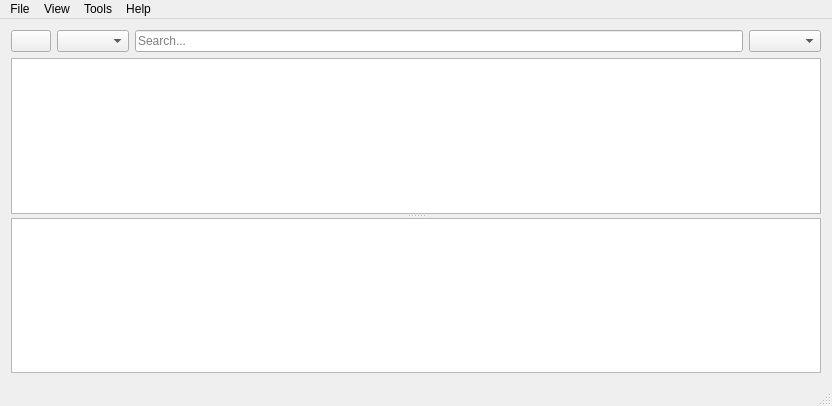
Before: the Qt Designer form kawaii-fi/src/ui/mainwindow.ui in zatchl/kawaii-fi, drawn with Qt 5.
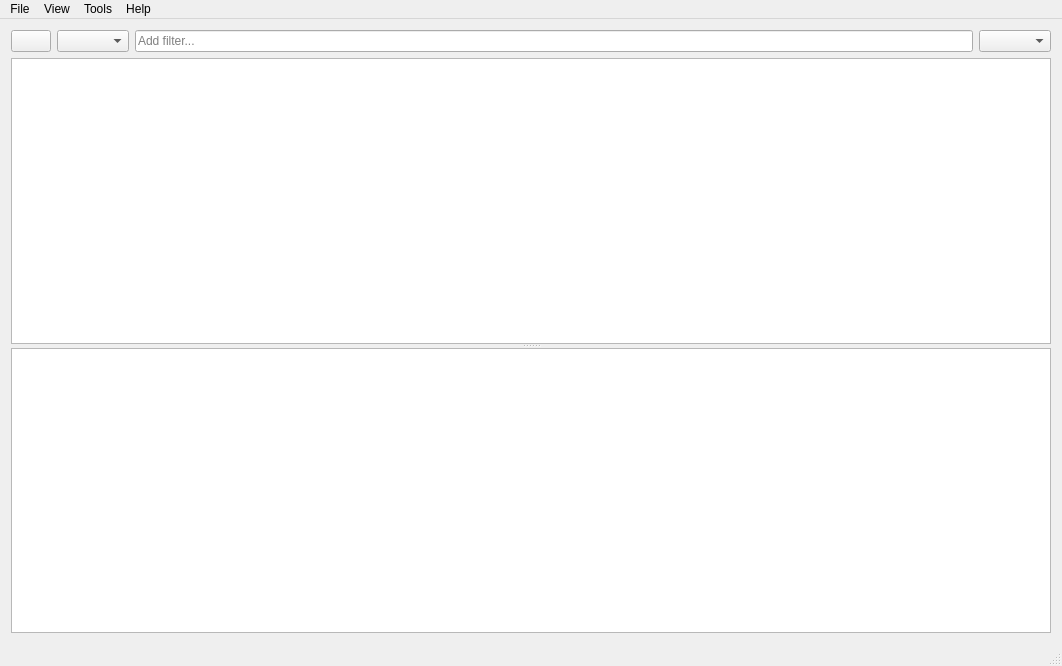
After: the same form once the commit is applied. Custom widgets are drawn as their Qt base class.

Commit message: Change filter placeholder text to 'Add filter...'

The edit to the form file:
```diff
--- a/kawaii-fi/src/ui/mainwindow.ui
+++ b/kawaii-fi/src/ui/mainwindow.ui
@@ -6,8 +6,8 @@
    <rect>
     <x>0</x>
     <y>0</y>
-    <width>832</width>
-    <height>406</height>
+    <width>1062</width>
+    <height>666</height>
    </rect>
   </property>
   <property name="windowTitle">
@@ -30,7 +30,7 @@
       <item>
        <widget class="QLineEdit" name="filterLineEdit">
         <property name="placeholderText">
-         <string>Search...</string>
+         <string>Add filter...</string>
         </property>
        </widget>
       </item>
@@ -85,7 +85,7 @@
     <rect>
      <x>0</x>
      <y>0</y>
-     <width>832</width>
+     <width>1062</width>
      <height>23</height>
     </rect>
    </property>
```
